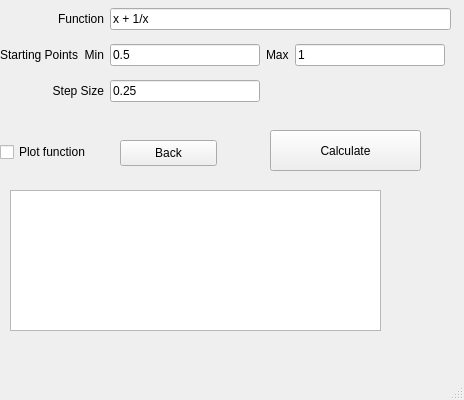
Before: the Qt Designer form manufacturing.ui in MaxGiuP/General_Function_Minimiser, drawn with Qt 5.
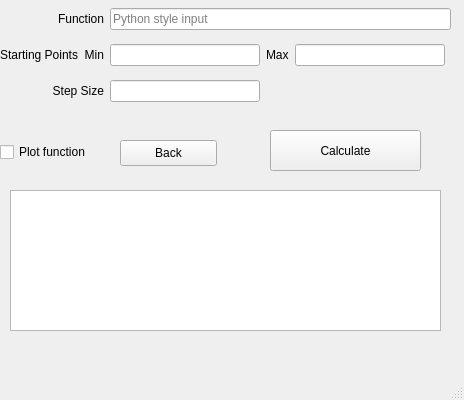
After: the same form once the commit is applied.

What changed in the file:
```diff
--- a/manufacturing.ui
+++ b/manufacturing.ui
@@ -45,7 +45,7 @@
      <rect>
       <x>10</x>
       <y>190</y>
-      <width>371</width>
+      <width>431</width>
       <height>141</height>
      </rect>
     </property>
@@ -95,17 +95,13 @@
      </item>
      <item row="0" column="2" colspan="4">
       <widget class="QLineEdit" name="txtFunction">
-       <property name="text">
-        <string>x + 1/x</string>
+       <property name="placeholderText">
+        <string>Python style input</string>
        </property>
       </widget>
      </item>
      <item row="2" column="2">
-      <widget class="QLineEdit" name="txtStep">
-       <property name="text">
-        <string>0.25</string>
-       </property>
-      </widget>
+      <widget class="QLineEdit" name="txtStep"/>
      </item>
      <item row="1" column="3">
       <widget class="QLabel" name="label_4">
@@ -115,11 +111,7 @@
       </widget>
      </item>
      <item row="1" column="2">
-      <widget class="QLineEdit" name="txtMin">
-       <property name="text">
-        <string>0.5</string>
-       </property>
-      </widget>
+      <widget class="QLineEdit" name="txtMin"/>
      </item>
      <item row="0" column="0" colspan="2">
       <widget class="QLabel" name="label">
@@ -142,11 +134,7 @@
       </widget>
      </item>
      <item row="1" column="4">
-      <widget class="QLineEdit" name="txtMax">
-       <property name="text">
-        <string>1</string>
-       </property>
-      </widget>
+      <widget class="QLineEdit" name="txtMax"/>
      </item>
     </layout>
    </widget>
```
